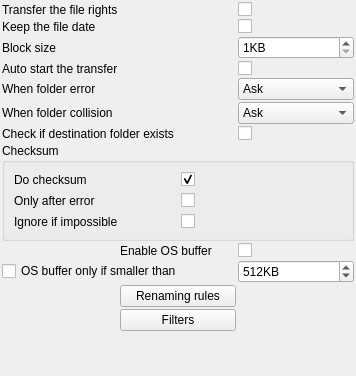
This is plugins/CopyEngine/Ultracopier/options.ui in alphaonex86/Ultracopier as Qt 5 draws it before an edit. The edited form follows.
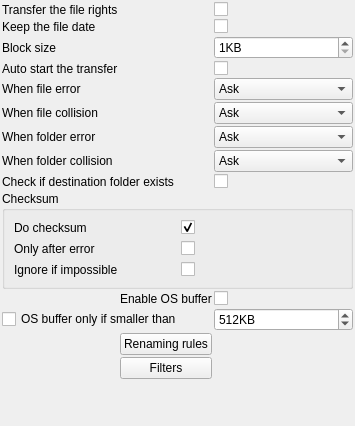
This is the edited form.

Commit message: Progress on the version 1.0, mostly the options

```diff
--- a/plugins/CopyEngine/Ultracopier/options.ui
+++ b/plugins/CopyEngine/Ultracopier/options.ui
@@ -6,8 +6,8 @@
    <rect>
     <x>0</x>
     <y>0</y>
-    <width>356</width>
-    <height>376</height>
+    <width>353</width>
+    <height>426</height>
    </rect>
   </property>
   <layout class="QGridLayout" name="gridLayout">
@@ -17,6 +17,13 @@
    <property name="spacing">
     <number>2</number>
    </property>
+   <item row="4" column="0">
+    <widget class="QLabel" name="label_12">
+     <property name="text">
+      <string>When file error</string>
+     </property>
+    </widget>
+   </item>
    <item row="0" column="0">
     <widget class="QLabel" name="label">
      <property name="text">
@@ -60,14 +67,14 @@
    <item row="3" column="2">
     <widget class="QCheckBox" name="autoStart"/>
    </item>
-   <item row="4" column="0">
+   <item row="6" column="0">
     <widget class="QLabel" name="label_6">
      <property name="text">
       <string>When folder error</string>
      </property>
     </widget>
    </item>
-   <item row="4" column="2">
+   <item row="6" column="2">
     <widget class="QComboBox" name="comboBoxFolderError">
      <item>
       <property name="text">
@@ -81,15 +88,15 @@
      </item>
     </widget>
    </item>
-   <item row="5" column="0">
+   <item row="7" column="0">
     <widget class="QLabel" name="label_7">
      <property name="text">
       <string>When folder collision</string>
      </property>
     </widget>
    </item>
-   <item row="5" column="2">
-    <widget class="QComboBox" name="comboBoxFolderColision">
+   <item row="7" column="2">
+    <widget class="QComboBox" name="comboBoxFolderCollision">
      <item>
       <property name="text">
        <string>Ask</string>
@@ -112,17 +119,17 @@
      </item>
     </widget>
    </item>
-   <item row="6" column="0" colspan="2">
+   <item row="9" column="0" colspan="2">
     <widget class="QLabel" name="label_8">
      <property name="text">
       <string>Check if destination folder exists</string>
      </property>
     </widget>
    </item>
-   <item row="6" column="2">
+   <item row="9" column="2">
     <widget class="QCheckBox" name="checkBoxDestinationFolderExists"/>
    </item>
-   <item row="7" column="0" colspan="3">
+   <item row="10" column="0" colspan="3">
     <widget class="QGroupBox" name="groupBox">
      <property name="title">
       <string>Checksum</string>
@@ -165,24 +172,24 @@
      </layout>
     </widget>
    </item>
-   <item row="8" column="1">
+   <item row="11" column="1">
     <widget class="QLabel" name="label_3">
      <property name="text">
       <string>Enable OS buffer</string>
      </property>
     </widget>
    </item>
-   <item row="8" column="2">
+   <item row="11" column="2">
     <widget class="QCheckBox" name="osBuffer"/>
    </item>
-   <item row="9" column="0" colspan="2">
+   <item row="12" column="0" colspan="2">
     <widget class="QCheckBox" name="osBufferLimited">
      <property name="text">
       <string>OS buffer only if smaller than</string>
      </property>
     </widget>
    </item>
-   <item row="9" column="2">
+   <item row="12" column="2">
     <widget class="QSpinBox" name="osBufferLimit">
      <property name="suffix">
       <string>KB</string>
@@ -205,7 +212,7 @@
      </property>
     </widget>
    </item>
-   <item row="12" column="1">
+   <item row="15" column="1">
     <spacer name="verticalSpacer">
      <property name="orientation">
       <enum>Qt::Vertical</enum>
@@ -218,20 +225,85 @@
      </property>
     </spacer>
    </item>
-   <item row="11" column="1">
+   <item row="14" column="1">
     <widget class="QPushButton" name="filters">
      <property name="text">
       <string>Filters</string>
      </property>
     </widget>
    </item>
-   <item row="10" column="1">
+   <item row="13" column="1">
     <widget class="QPushButton" name="renamingRules">
      <property name="text">
       <string>Renaming rules</string>
      </property>
     </widget>
    </item>
+   <item row="5" column="0">
+    <widget class="QLabel" name="label_13">
+     <property name="text">
+      <string>When file collision</string>
+     </property>
+    </widget>
+   </item>
+   <item row="4" column="2">
+    <widget class="QComboBox" name="comboBoxFileError">
+     <item>
+      <property name="text">
+       <string notr="true">Ask</string>
+      </property>
+     </item>
+     <item>
+      <property name="text">
+       <string notr="true">Skip</string>
+      </property>
+     </item>
+     <item>
+      <property name="text">
+       <string notr="true">Put at the end</string>
+      </property>
+     </item>
+    </widget>
+   </item>
+   <item row="5" column="2">
+    <widget class="QComboBox" name="comboBoxFileCollision">
+     <item>
+      <property name="text">
+       <string notr="true">Ask</string>
+      </property>
+     </item>
+     <item>
+      <property name="text">
+       <string notr="true">Skip</string>
+      </property>
+     </item>
+     <item>
+      <property name="text">
+       <string notr="true">Overwrite</string>
+      </property>
+     </item>
+     <item>
+      <property name="text">
+       <string notr="true">Overwrite if different</string>
+      </property>
+     </item>
+     <item>
+      <property name="text">
+       <string notr="true">Overwrite if newer</string>
+      </property>
+     </item>
+     <item>
+      <property name="text">
+       <string notr="true">Overwrite if older</string>
+      </property>
+     </item>
+     <item>
+      <property name="text">
+       <string notr="true">Rename</string>
+      </property>
+     </item>
+    </widget>
+   </item>
   </layout>
  </widget>
  <resources/>
```
Left out of the diff: 12 changed lines with no effect on the pictures. The commit also changes 56 other files.
